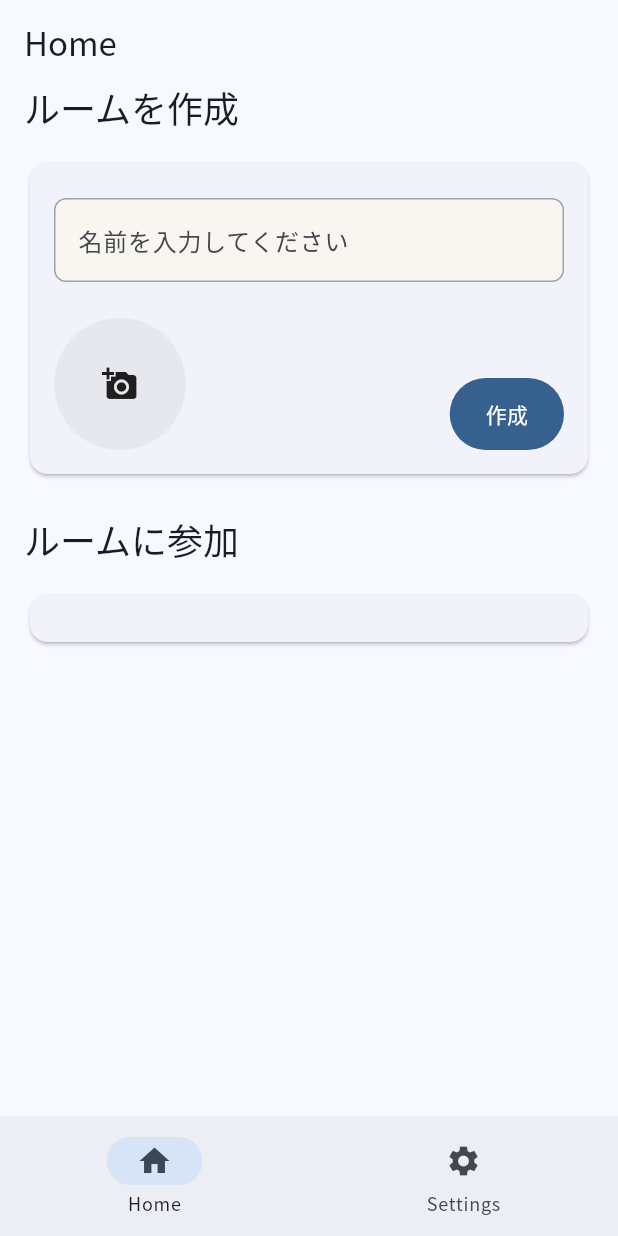
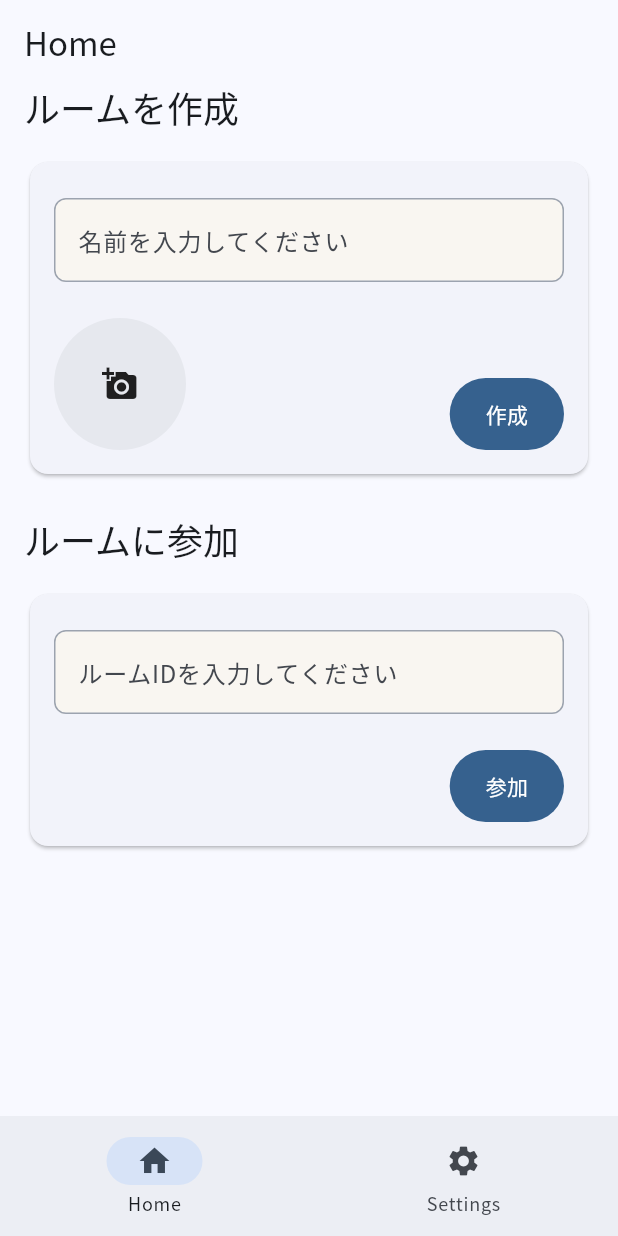
Before and after one commit to Zudah228/pampers_3rd_tfh_2025, a Flutter app: the screen it shows after launch, on a phone screen of 412 x 824 dp. Run offline on Flutter 3.47's test engine with Material 3 defaults, Android fonts, the phone set to English and light mode, and no system bars; our stand-ins replace clock, cloud_firestore, custom_refresh_indicator, extended_image, figma_squircle, firebase_auth and 12 more; missing offline and left inert: hashlib, simple_logger; accounts and stored records are empty; generated files the repository leaves out were written again.

Commit message:
ルームに参加する機能 RoomJoinCard の追加 (#6)
* RoomJoinCard の追加

* RoomJoin時のバリデーションを追加

* const を追加

```diff
--- a/lib/features/room/components/room_join_card.dart
+++ b/lib/features/room/components/room_join_card.dart
@@ -1,16 +1,60 @@
+import 'package:app/core/app/components/button/primary_button.dart';
+import 'package:app/core/app/components/full_screen_loading_indicator.dart';
+import 'package:app/core/exceptions/message_exception.dart';
+import 'package:app/features/room/use_cases/join_room_use_case.dart';
 import 'package:flutter/material.dart';
 import 'package:flutter_riverpod/flutter_riverpod.dart';
 
-class RoomJoinCard extends ConsumerWidget {
+class RoomJoinCard extends ConsumerStatefulWidget {
   const RoomJoinCard({super.key});
+  @override
+  ConsumerState<RoomJoinCard> createState() => _RoomJoinCardState();
+}
+
+class _RoomJoinCardState extends ConsumerState<RoomJoinCard> {
+  final _controller = TextEditingController();
 
   @override
-  Widget build(BuildContext context, WidgetRef ref) {
+  void dispose() {
+    _controller.dispose();
+    super.dispose();
+  }
+
+  @override
+  Widget build(BuildContext context) {
     return Card(
-      child: Padding(
-        padding: EdgeInsets.all(16),
-        child: SizedBox(
-          width: double.infinity,
+      child: SizedBox(
+        width: double.infinity,
+        child: Padding(
+          padding: const EdgeInsets.all(16),
+          child: Column(
+            crossAxisAlignment: CrossAxisAlignment.end,
+            mainAxisSize: MainAxisSize.min,
+            children: [
+              SizedBox(height: 8),
+              TextField(
+                controller: _controller,
+                decoration: InputDecoration(
+                  hintText: 'ルームIDを入力してください',
+                ),
+              ),
+              SizedBox(height: 24),
+              PrimaryButton(
+                onPressed: () {
+                  FullScreenLoadingIndicator.show(() async {
+                    final roomId = _controller.text.trim();
+
+                    if (roomId.isEmpty) {
+                      throw MessageException('ルームIDを入力してください');
+                    }
+
+                    await ref.read(joinRoomUseCaseProvider)(roomId);
+                  });
+                },
+                child: Text('参加'),
+              ),
+            ],
+          ),
         ),
       ),
     );
--- a/lib/features/room/use_cases/join_room_use_case.dart
+++ b/lib/features/room/use_cases/join_room_use_case.dart
@@ -39,7 +39,7 @@ class JoinRoomUseCase {
 
       final currentCount = room.currentCount + 1;
 
-      if (currentCount >= room.maxCount) {
+      if (currentCount > room.maxCount) {
         throw MessageException('ルームの制限を超えています');
       }
 
```
